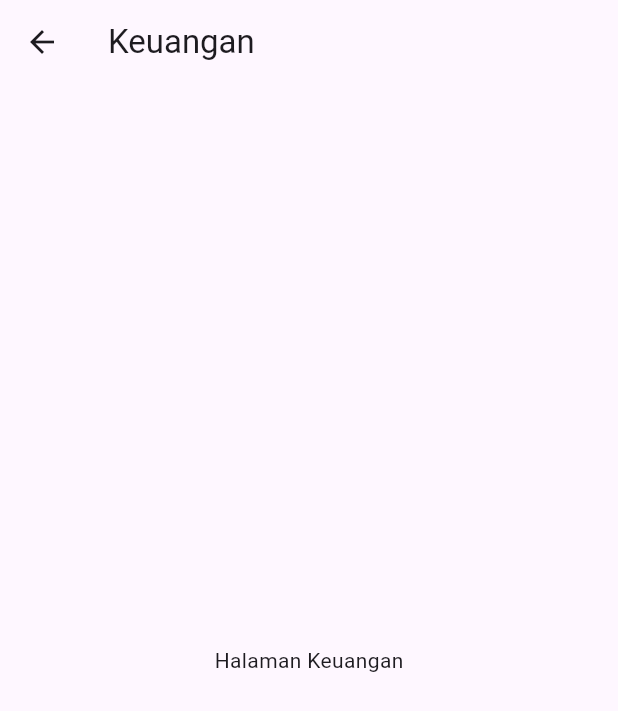
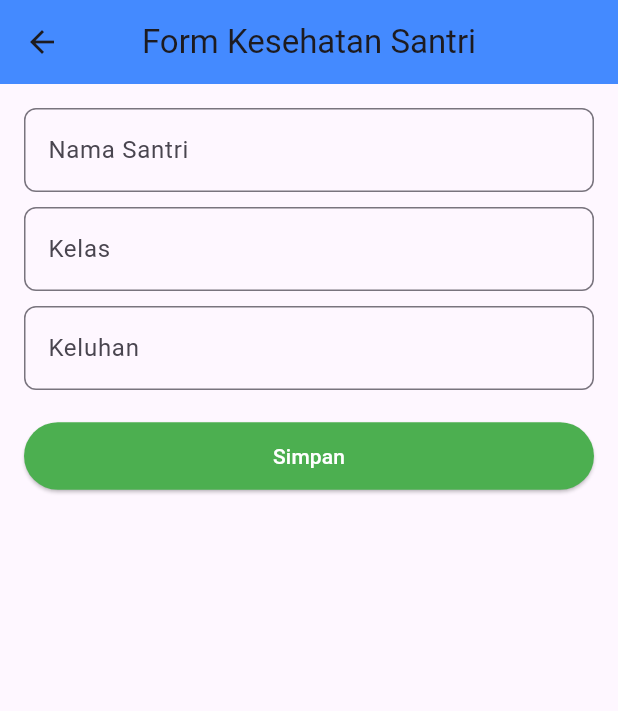
Before and after one commit to SMK-Negeri-12-Malang/aplikasi_guru, a Flutter app: the DashboardMusyrifPage screen opened directly, after a tap on "Kesehatan", on a phone screen of 412 x 824 dp. Shown: the top 711 px of the screen. Run offline on Flutter 3.47's test engine with Material 3 defaults, Android fonts, the phone set to English and light mode, and no system bars; our stand-ins replace csv, file_picker, image_picker, open_file, shared_preferences, shimmer; accounts and stored records are empty; network calls fail.

Commit message:
menambahkan laporan, kesehtan, dan menampilkan nama di home dan profil

```diff
--- /dev/null
+++ b/lib/MUSYRIF/Home/Menu/Kesehatan/kesehatan.dart
@@ -0,0 +1,170 @@
+import 'package:flutter/material.dart';
+
+class Santri {
+  final String name;
+  final String kelas;
+
+  Santri(this.name, this.kelas);
+}
+
+class Kesehatan extends StatefulWidget {
+  @override
+  _KesehatanPageState createState() => _KesehatanPageState();
+}
+
+class _KesehatanPageState extends State<Kesehatan> {
+  final TextEditingController _nameController = TextEditingController();
+  final TextEditingController _keluhanController = TextEditingController();
+  String? _selectedClass;
+  bool _showDropdown = false;
+  bool _showAllNames = false;
+
+  final List<Santri> _santriList = [
+    Santri("Ahmad", "10A"), Santri("Budi", "11B"), Santri("Chandra", "12C"),
+    Santri("Dewi", "10A"), Santri("Eka", "11B"), Santri("Faisal", "12C"),
+    Santri("Gita", "10A"), Santri("Hadi", "11B"), Santri("Indra", "12C"),
+    Santri("Joko", "10A"), Santri("Kiki", "11B"), Santri("Lina", "12C"),
+    Santri("Mira", "10A"), Santri("Nanda", "11B"), Santri("Omar", "12C"),
+    Santri("Putri", "10A"), Santri("Qori", "11B"), Santri("Rizki", "12C"),
+    Santri("Siti", "10A"), Santri("Taufik", "11B"), Santri("Umar", "12C"),
+    Santri("Vina", "10A"), Santri("Wahyu", "11B"), Santri("Xenia", "12C"),
+    Santri("Yogi", "10A"), Santri("Zahra", "11B"), Santri("Bagas", "12C"),
+    Santri("Citra", "10A"), Santri("Dian", "11B"), Santri("Edo", "12C"),
+  ];
+
+  void _updateClass(String name) {
+    setState(() {
+      _selectedClass = _santriList.firstWhere((santri) => santri.name == name, orElse: () => Santri("", "")).kelas;
+    });
+  }
+
+  @override
+  Widget build(BuildContext context) {
+    final filteredSantriList = _santriList
+        .where((santri) => santri.name.toLowerCase().contains(_nameController.text.toLowerCase()))
+        .toList();
+
+    return Scaffold(
+      appBar: AppBar(
+        centerTitle: true,
+        title: Text("Form Kesehatan Santri"),
+        backgroundColor: Colors.blueAccent,
+      ),
+      body: Padding(
+        padding: EdgeInsets.all(16.0),
+        child: ListView(
+          children: [
+            TextField(
+              controller: _nameController,
+              decoration: InputDecoration(
+                labelText: "Nama Santri",
+                border: OutlineInputBorder(
+                  borderRadius: BorderRadius.circular(8),
+                ),
+              ),
+              onTap: () {
+                setState(() {
+                  _showDropdown = true;
+                });
+              },
+              onChanged: (value) {
+                setState(() {});
+                _updateClass(value);
+              },
+            ),
+            if (_showDropdown && filteredSantriList.isNotEmpty)
+              Card(
+                child: Container(
+                  constraints: BoxConstraints(maxHeight: 200),
+                  child: SingleChildScrollView(
+                    child: Column(
+                      children: [
+                        ...(_showAllNames
+                          ? filteredSantriList
+                          : filteredSantriList.take(9))
+                        .map((santri) {
+                          return ListTile(
+                            title: Text(santri.name),
+                            onTap: () {
+                              _nameController.text = santri.name;
+                              _updateClass(santri.name);
+                              setState(() {
+                                _showDropdown = false;
+                              });
+                            },
+                          );
+                        }).toList(),
+                        if (!_showAllNames && filteredSantriList.length > 9)
+                          TextButton(
+                            onPressed: () {
+                              setState(() {
+                                _showAllNames = true;
+                              });
+                            },
+                            child: Text("Tampilkan Semua"),
+                          ),
+                      ],
+                    ),
+                  ),
+                ),
+              ),
+            SizedBox(height: 10),
+            TextField(
+              controller: TextEditingController(text: _selectedClass),
+              decoration: InputDecoration(
+                labelText: "Kelas",
+                border: OutlineInputBorder(
+                  borderRadius: BorderRadius.circular(8),
+                ),
+              ),
+              readOnly: true,
+            ),
+            SizedBox(height: 10),
+            TextField(
+              controller: _keluhanController,
+              decoration: InputDecoration(
+                labelText: "Keluhan",
+                border: OutlineInputBorder(
+                  borderRadius: BorderRadius.circular(8),
+                ),
+              ),
+            ),
+            SizedBox(height: 20),
+            ElevatedButton(
+              style: ElevatedButton.styleFrom(
+                backgroundColor: Colors.green,
+                minimumSize: Size(double.infinity, 45),
+                shape: RoundedRectangleBorder(
+                  borderRadius: BorderRadius.circular(25),
+                ),
+              ),
+              onPressed: () {
+                String nama = _nameController.text;
+                String kelas = _selectedClass ?? "-";
+                String keluhan = _keluhanController.text;
+
+                if (nama.isEmpty || keluhan.isEmpty) {
+                  ScaffoldMessenger.of(context).showSnackBar(
+                    SnackBar(content: Text("Harap isi semua data")),
+                  );
+                  return;
+                }
+
+                ScaffoldMessenger.of(context).showSnackBar(
+                  SnackBar(content: Text("Data disimpan: $nama - $kelas - $keluhan")),
+                );
+              },
+              child: Text(
+                "Simpan",
+                style: TextStyle(
+                  color: Colors.white,
+                ),
+              ),
+            ),
+            SizedBox(height: 20),
+          ],
+        ),
+      ),
+    );
+  }
+}
--- a/lib/MUSYRIF/Home/Menu/kesehatan.dart
+++ /dev/null
@@ -1,11 +0,0 @@
-import 'package:flutter/material.dart';
-
-class KesehatanPage extends StatelessWidget {
-  @override
-  Widget build(BuildContext context) {
-    return Scaffold(
-      appBar: AppBar(title: const Text("Keuangan")),
-      body: const Center(child: Text("Halaman Keuangan")),
-    );
-  }
-}
--- a/lib/MUSYRIF/Home/Menu/keuangan.dart
+++ /dev/null
@@ -1,11 +0,0 @@
-import 'package:flutter/material.dart';
-
-class KeuanganPage extends StatelessWidget {
-  @override
-  Widget build(BuildContext context) {
-    return Scaffold(
-      appBar: AppBar(title: const Text("Keuangan")),
-      body: const Center(child: Text("Halaman Keuangan")),
-    );
-  }
-}
--- a/lib/MUSYRIF/Home/Menu/menu.dart
+++ b/lib/MUSYRIF/Home/Menu/menu.dart
@@ -1,7 +1,8 @@
+import 'package:aplikasi_ortu/MUSYRIF/Home/Menu/Kesehatan/kesehatan.dart';
+import 'package:aplikasi_ortu/MUSYRIF/Home/Menu/Laporan/laporan.dart';
 import 'package:flutter/material.dart';
-import 'keuangan.dart';
 import 'perizinan.dart';
-import 'kesehatan.dart';
+
 
 class MenuPage extends StatelessWidget {
   final List<Map<String, dynamic>> items;
@@ -12,14 +13,16 @@ class MenuPage extends StatelessWidget {
     Widget? targetPage;
 
     switch (buttonType) {
-      case "Keuangan":
-        targetPage = KeuanganPage();
+      case "Laporan":
+        targetPage = Laporan(onNewsAdded: (news) {
+          // Handle the news added event
+        });
         break;
       case "Perizinan":
         targetPage = PerizinanPage();
         break;
       case "Kesehatan":
-        targetPage = KesehatanPage();
+        targetPage = Kesehatan();
         break;
       default:
         targetPage = null;
--- a/lib/MUSYRIF/Home/home_musyrif.dart
+++ b/lib/MUSYRIF/Home/home_musyrif.dart
@@ -1,8 +1,8 @@
+import 'package:aplikasi_ortu/MUSYRIF/Home/Menu/Kesehatan/kesehatan.dart';
+import 'package:aplikasi_ortu/MUSYRIF/Home/Menu/Laporan/laporan.dart';
 import 'package:flutter/material.dart';
 import 'package:shared_preferences/shared_preferences.dart';
-import 'Menu/keuangan.dart';  // Mengimpor halaman lainnya
 import 'Menu/perizinan.dart';
-import 'Menu/kesehatan.dart';
 import 'Menu/guru_siswa.dart';
 import 'Menu/notifikasi.dart';
 import 'Menu/pengaturan.dart';
@@ -29,9 +29,9 @@ class _DashboardPageState extends State<DashboardMusyrifPage> {
   Future<void> _loadProfileData() async {
     SharedPreferences prefs = await SharedPreferences.getInstance();
     setState(() {
-      _name = prefs.getString('name') ?? 'User';
-      _email = prefs.getString('email') ?? 'Teknologi Informasi';
-      _profileImagePath = prefs.getString('profileImagePath');
+      _name = prefs.getString('user_name') ?? 'User';  // changed key to user_name
+      _email = prefs.getString('user_email') ?? 'Teknologi Informasi';  // changed key to user_email
+      _profileImagePath = prefs.getString('profile_image_path');
     });
   }
 
@@ -39,14 +39,16 @@ class _DashboardPageState extends State<DashboardMusyrifPage> {
   void _onButtonPressed(String buttonType) {
     print("Button pressed: $buttonType");
     switch (buttonType) {
-      case 'Keuangan':
-        Navigator.push(context, MaterialPageRoute(builder: (context) => KeuanganPage()));
+      case 'Laporan':
+        Navigator.push(context, MaterialPageRoute(builder: (context) => Laporan(onNewsAdded: (news) {
+          // Handle the news added
+        })));
         break;
       case 'Perizinan':
         Navigator.push(context, MaterialPageRoute(builder: (context) => PerizinanPage()));
         break;
       case 'Kesehatan':
-        Navigator.push(context, MaterialPageRoute(builder: (context) => KesehatanPage()));
+        Navigator.push(context, MaterialPageRoute(builder: (context) => Kesehatan()));
         break;
       case 'Guru & Siswa':
         Navigator.push(context, MaterialPageRoute(builder: (context) => GuruSiswa()));
@@ -193,7 +195,7 @@ class _DashboardPageState extends State<DashboardMusyrifPage> {
                   mainAxisSpacing: 16.0,
                   childAspectRatio: 1.0,
                   children: [
-                    _buildIconButton(Icons.account_balance_wallet, 'Keuangan'),
+                    _buildIconButton(Icons.report, 'Laporan'),
                     _buildIconButton(Icons.card_travel, 'Perizinan'),
                     _buildIconButton(Icons.healing, 'Kesehatan'),
                     _buildIconButton(Icons.group, 'Guru & Siswa'),
--- a/lib/MUSYRIF/Profil/profil.dart
+++ b/lib/MUSYRIF/Profil/profil.dart
@@ -26,8 +26,8 @@ class _orofilState extends State<profilmusryf> {
     SharedPreferences prefs = await SharedPreferences.getInstance();
     setState(() {
       _profileImagePath = prefs.getString('profile_image_path');
-      _name = prefs.getString('profile_name') ?? _name;
-      _email = prefs.getString('profile_email') ?? _email;
+      _name = prefs.getString('user_name') ?? 'User';
+      _email = prefs.getString('user_email') ?? 'user@example.com';
       _phone = prefs.getString('profile_phone') ?? _phone;
       _address = prefs.getString('profile_address') ?? _address;
     });
```
Also changed, not shown: lib/MUSYRIF/Home/Menu/Laporan/laporan.dart (added, +259 -0 lines), lib/MUSYRIF/home_musyrif.dart (deleted, +0 -139 lines).
